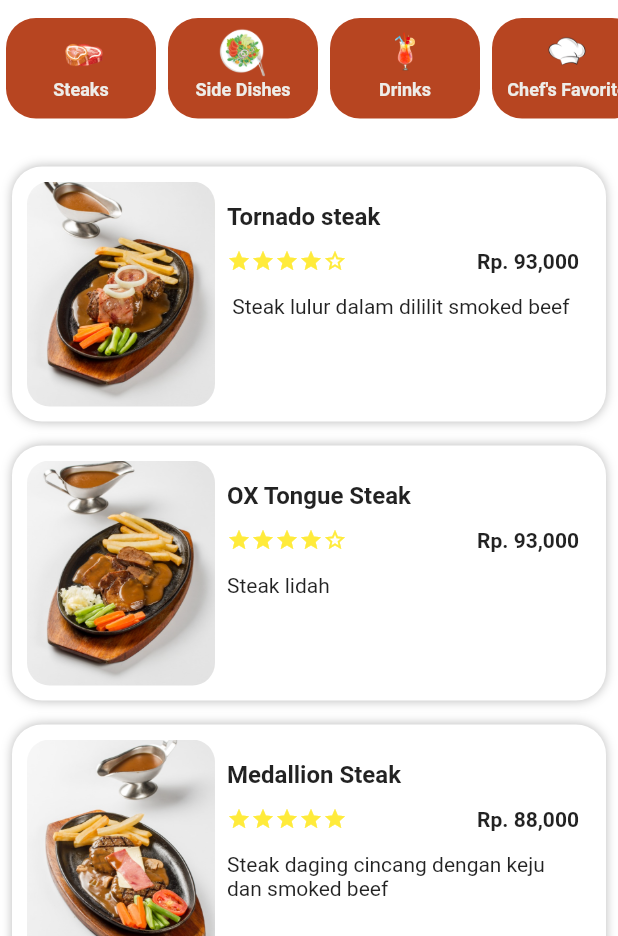
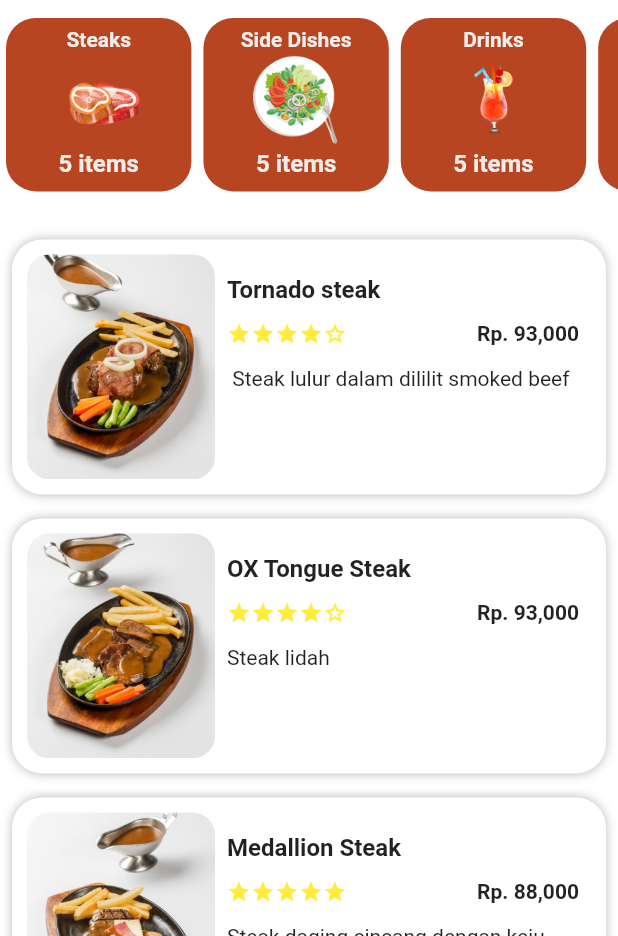
Before and after one commit to windaangellina/squee_steak_flutter, a Flutter app: the screen it shows after launch, on a phone screen of 412 x 824 dp, the part 300-1236 px from its top. Run offline on Flutter 3.47's test engine with Material 2 defaults, Android fonts, the phone set to English and light mode, and no system bars.

Commit message:
add colors and change font size for category

```diff
--- a/lib/ui/components/category_list.dart
+++ b/lib/ui/components/category_list.dart
@@ -4,13 +4,15 @@ import 'package:squee_steak_flutter/util/constants.dart';
 
 class ItemCategoryMobile extends StatelessWidget{
   final Category category;
-  ItemCategoryMobile({required this.category});
+  final int categoryItemCount;
+  ItemCategoryMobile({required this.category, required this.categoryItemCount});
 
   @override
   Widget build(BuildContext context) {
+    final Size size = MediaQuery.of(context).size;
     return Container(
-      width: 100,
-      height: 75,
+      width: size.width * 0.3,
+      height: size.height * 0.15,
       padding: EdgeInsets.all(6.0),
       alignment: Alignment.center,
       decoration: BoxDecoration(
@@ -19,16 +21,21 @@ class ItemCategoryMobile extends StatelessWidget{
       ),
       child: Column(
         children: <Widget>[
-          Image.asset(
-            category.urlPhoto,
-            fit: BoxFit.cover,
-            height: 35,
-          ),
           Text(
             category.name,
             textAlign: TextAlign.center,
             style: textCategoryItem,
-          )
+          ),
+          Image.asset(
+            category.urlPhoto,
+            fit: BoxFit.cover,
+            height: size.height * 0.08,
+          ),
+          Text(
+            '$categoryItemCount items',
+            textAlign: TextAlign.center,
+            style: textCategoryItemCount,
+          ),
         ],
       ),
     );
--- a/lib/ui/display/mobile/main_screen_mobile.dart
+++ b/lib/ui/display/mobile/main_screen_mobile.dart
@@ -27,7 +27,7 @@ class _StateMobileDisplay extends State<MobileDisplay>{
                 AppBanner(),
                 Container(
                   margin: EdgeInsets.symmetric(vertical: 8.0),
-                  height: 75,
+                  height: size.height * 0.15,
                   child: ListView.builder(
                     physics: BouncingScrollPhysics(),
                     itemCount: listCategory.length,
@@ -43,7 +43,10 @@ class _StateMobileDisplay extends State<MobileDisplay>{
                                 chosenCategory = category.name;
                               });
                             },
-                            child: ItemCategoryMobile(category: category),
+                            child: ItemCategoryMobile(
+                              category: category,
+                              categoryItemCount: listCategory.length
+                            ),
                           )
                       );
                     },
--- a/lib/util/constants.dart
+++ b/lib/util/constants.dart
@@ -20,11 +20,15 @@ const appLogoCroppedPath = "assets/logo/app_logo_cropped.png";
 // misc
 // colors
 // 0xff -> extra so the color works
+const colorGrey = Color(0xff524d4e);
+const colorWhiteCararra = Color(0xffEEEDE9);
+const colorPink = Color(0xffff7f92);
+const colorRedDesert = Color(0xffB74521);
+const colorSalmon = Color(0xffFB8D75);
+const colorSoftPink = Color(0xffFB8D75);
+const colorSoftYellow = Color(0xffFCF1CA);
+const colorOffWhite = Color(0xffFFF9E8);
 const colorYellow = Color(0xffFFE600);
-const colorPink = Color(0xffff7f92);
-const colorGrey = Color(0xff524d4e);
-const colorRedDesert = Color(0xffB74521);
-const colorWhiteCararra = Color(0xffEEEDE9);
 
 String getThousandSeparatorFormat(numValue){
   var numFormat = NumberFormat("#,##0.00", "en_US");
@@ -61,9 +65,14 @@ const textDetailInfoTitle = TextStyle(
     fontWeight: FontWeight.bold
 );
 const textCategoryItem = TextStyle(
-  fontSize: 12.0,
+  fontSize: 14.0,
   fontWeight: FontWeight.bold,
   color: colorWhiteCararra
+);
+const textCategoryItemCount = TextStyle(
+    fontSize: 16.0,
+    fontWeight: FontWeight.bold,
+    color: colorWhiteCararra
 );
 
 // others
@@ -101,10 +110,10 @@ List<Menu> getAllMenu({String? category}){
     return listMenuDummy;
   }
   else{
-    if(category == 'Chef\'s Favorite'){
+    if(category == 'Recommended'){
       return listMenuChefFavoriteDummy;
     }
-    else if(category == 'Top Seller'){
+    else if(category == 'Top Sellers'){
       return listMenuTopSellerDummy;
     }
     else{
--- a/lib/util/data_dummy.dart
+++ b/lib/util/data_dummy.dart
@@ -5,8 +5,9 @@ var listCategory = [
   Category(id: 1, name: 'Steaks', urlPhoto: 'assets/icons/icons_steaks.png'),
   Category(id: 2, name: 'Side Dishes', urlPhoto: 'assets/icons/icons_side_dish.png'),
   Category(id: 3, name: 'Drinks', urlPhoto: 'assets/icons/icons_drinks.png'),
-  Category(id: 4, name: 'Chef\'s Favorite', urlPhoto: 'assets/icons/icons_chef_hat.png'),
-  Category(id: 5, name: 'Top Seller', urlPhoto: 'assets/icons/icons_top_seller.png'),
+  Category(id: 4, name: 'Recommended', urlPhoto: 'assets/icons/icons_chef_hat.png'),
+  Category(id: 5, name: 'Top Sellers', urlPhoto: 'assets/icons/icons_top_sell'
+      'er.png'),
 ];
 
 var listMenuDummy = [
```
